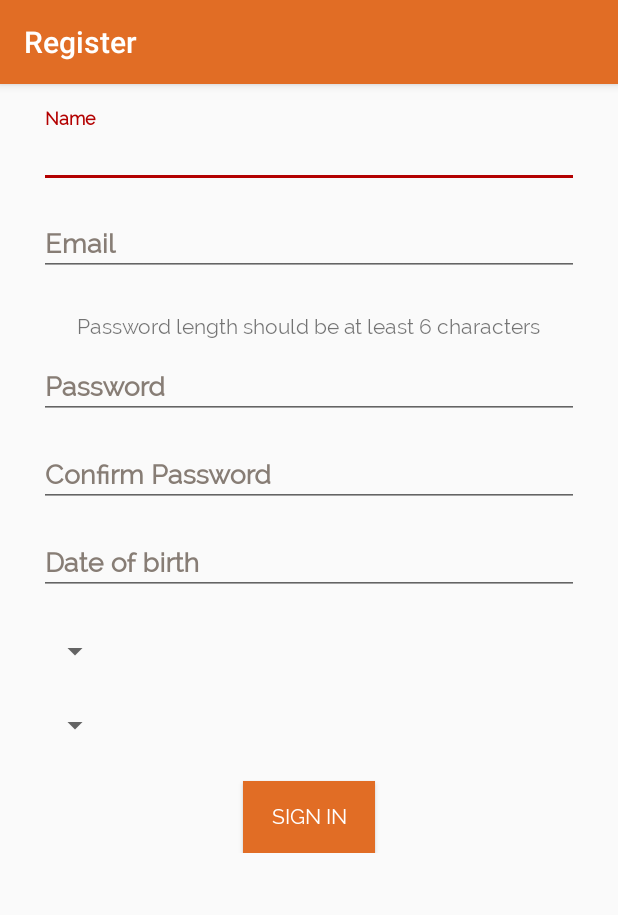
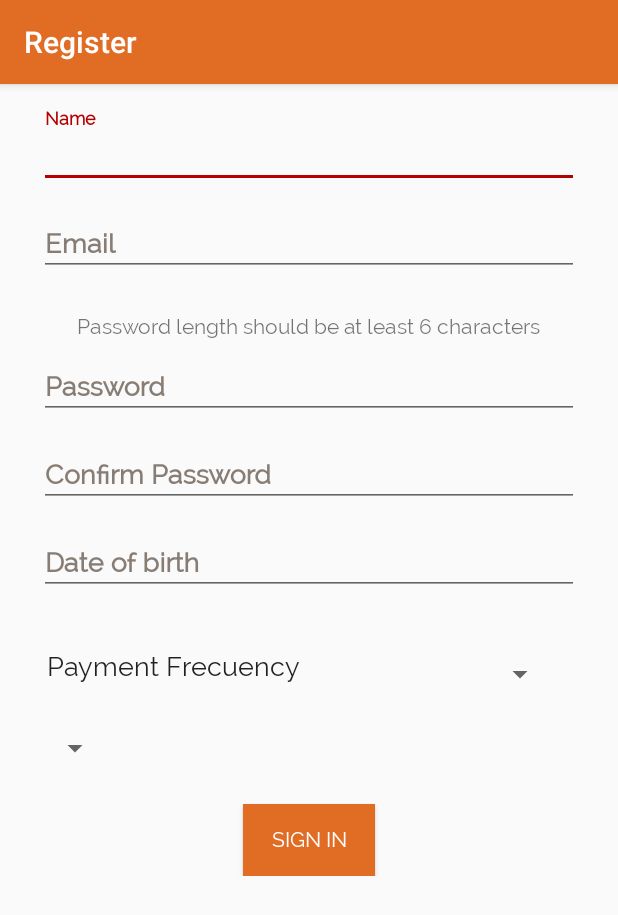
Before and after one commit to KalamaresFTW/mmp_mobile_app, an Android app: the RegisterActivity screen opened directly, with no data from a screen before it, on a phone screen of 412 x 824 dp. Shown: the top 915 px of the screen. Run offline under Robolectric (Android 15) with nearby library versions, the phone set to English and light mode, and no system bars.

Commit message:
Modified spinner apparence on the refister activity (only payment frecuency spinner)

```diff
--- a/app/src/main/res/layout/content_register.xml
+++ b/app/src/main/res/layout/content_register.xml
@@ -146,15 +146,38 @@
 
             </android.support.design.widget.TextInputLayout>
 
+            <!-- Payment Frecuency Spinner -->
+            <RelativeLayout
+                android:id="@+id/lay_register_payment"
+                android:layout_width="match_parent"
+                android:layout_height="wrap_content"
+                android:layout_below="@+id/lay_dateofbirth"
+                android:layout_marginLeft="@dimen/profile_horizontal_spacing"
+                android:layout_marginRight="@dimen/profile_horizontal_spacing"
+                android:layout_marginTop="@dimen/profile_vertical_spacing">
+
+                <TextView
+                    android:id="@+id/tv_profile_payment"
+                    android:layout_width="wrap_content"
+                    android:layout_height="wrap_content"
+                    android:paddingTop="@dimen/nav_header_vertical_spacing"
+                    android:text="@string/profile_paymentFrecuency"
+                    android:textAppearance="@style/TextAppearance.AppCompat.Body1"
+                    android:textSize="@dimen/profile_text_size" />
+
                 <Spinner
                     android:id="@+id/sp_payment_frecuency"
                     android:layout_width="wrap_content"
                     android:layout_height="wrap_content"
+                    android:layout_alignParentRight="true"
                     android:layout_marginBottom="5dp"
                     android:layout_marginLeft="10dp"
                     android:layout_marginRight="10dp"
                     android:layout_marginTop="20dp" />
 
+            </RelativeLayout>
+
+            <!-- TODO: make the parent layout for the region spinner, like the payment frecuency spinner -->
             <Spinner
                 android:id="@+id/sp_region"
                 android:layout_width="wrap_content"
--- a/app/src/main/res/layout/my_item_spinner.xml
+++ b/app/src/main/res/layout/my_item_spinner.xml
@@ -5,7 +5,7 @@
     android:fontFamily="serif-monospace"
     android:paddingBottom="5dp"
     android:paddingLeft="10dp"
-    android:layout_marginRight="10dp"
+    android:paddingRight="10dp"
     android:paddingTop="5dp"
     android:gravity="right"
     android:textColor="@color/colorFontRegistration"
```
Lines whose indentation alone changed are shown as unchanged.
